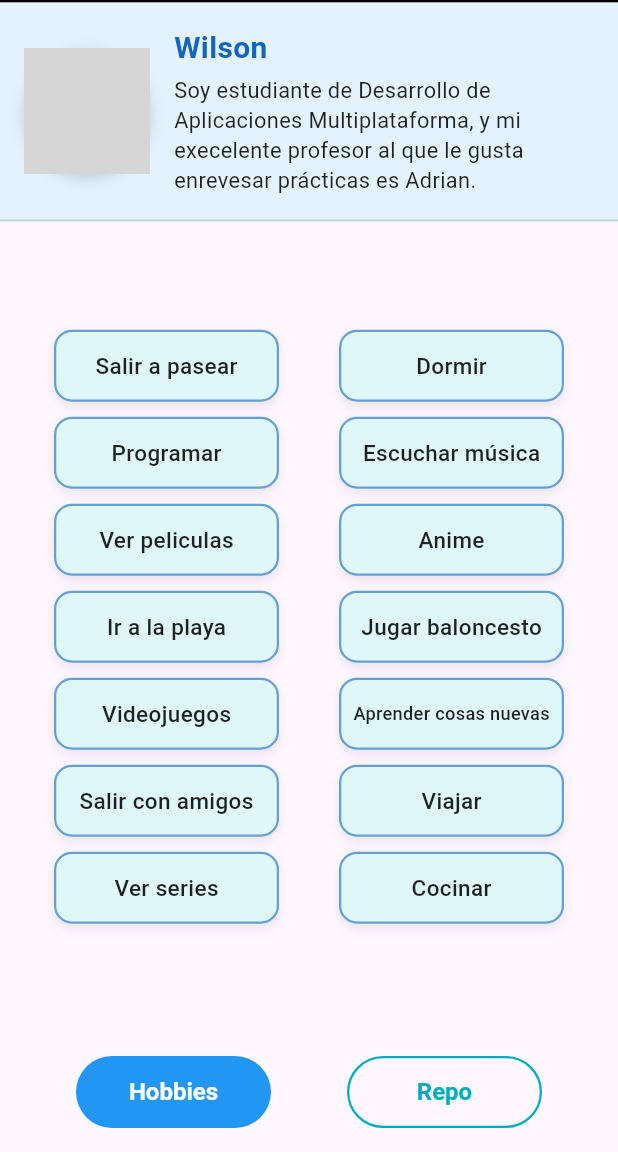
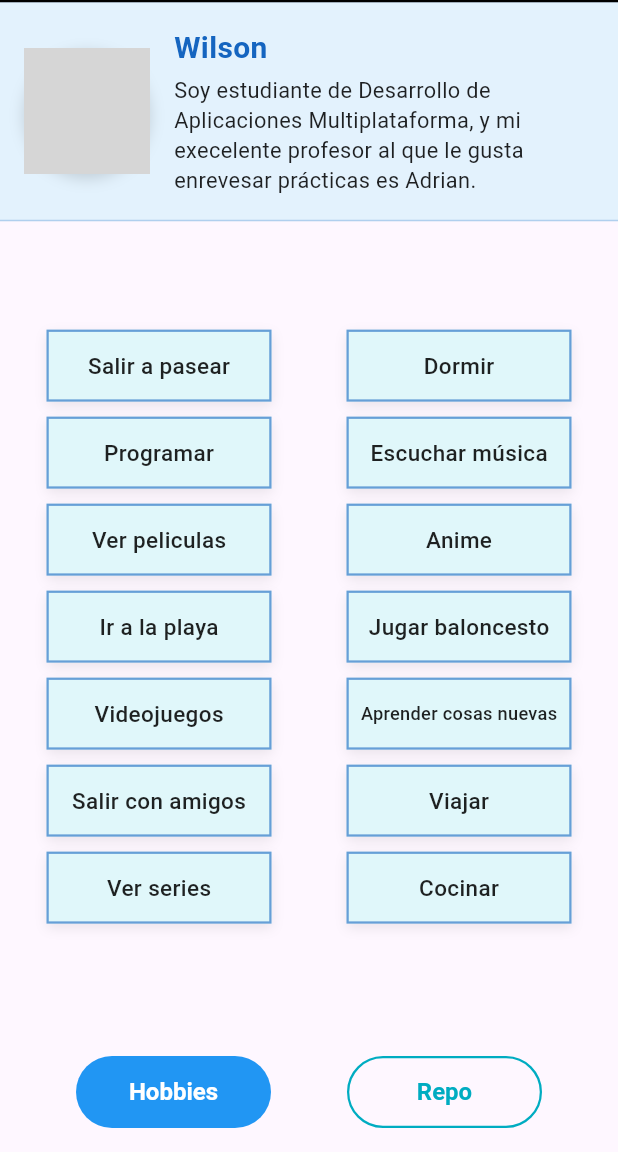
Before and after one commit to usr0445-wjrv/PGL-P2-MyPortfolio, a Flutter app: the PortfolioScreen screen opened by its route, on a phone screen of 412 x 824 dp, the part 84-1236 px from its top. Run offline on Flutter 3.47's test engine with Material 3 defaults, Android fonts, the phone set to English and light mode, and no system bars; our stand-ins replace go_router, qr_flutter; network calls fail; grey boxes are pictures that could not be loaded.

Commit message:
Ajusta varios archivos

```diff
--- a/lib/screens/home_screen.dart
+++ b/lib/screens/home_screen.dart
@@ -1,5 +1,4 @@
 import 'package:flutter/material.dart';
-import '../theme/app_colors.dart';
 import '../widgets/app_drawer.dart';
 
 class HomeScreen extends StatelessWidget {
@@ -14,7 +13,7 @@ class HomeScreen extends StatelessWidget {
           style: TextStyle(fontWeight: FontWeight.bold),
         ),
         centerTitle: true,
-        backgroundColor: AppColors.drawerBackground,
+        backgroundColor: const Color(0xFF99C7EE),
         foregroundColor: Colors.black,
         bottom: const PreferredSize(
           preferredSize: Size.fromHeight(1.5),
--- a/lib/screens/portfolio_screen.dart
+++ b/lib/screens/portfolio_screen.dart
@@ -1,5 +1,4 @@
 import 'package:flutter/material.dart';
-import '../theme/app_colors.dart';
 import '../widgets/app_drawer.dart';
 import '../widgets/info_personal_widget.dart';
 import '../widgets/body_hobbies_widget.dart';
@@ -14,38 +13,20 @@ class PortfolioScreen extends StatefulWidget {
 }
 
 class _PortfolioScreenState extends State<PortfolioScreen> {
-  // 0 = Hobbies, 1 = Repo (ya no es una variable global)
+  // 0 = Hobbies, 1 = Repo
   int opcionBody = 0;
-
-  final List<String> hobbies = const [
-    "Salir a pasear",
-    "Programar",
-    "Ver peliculas",
-    "Ir a la playa",
-    "Videojuegos",
-    "Salir con amigos",
-    "Ver series",
-    "Dormir",
-    "Escuchar música",
-    "Anime",
-    "Jugar baloncesto",
-    "Aprender cosas nuevas",
-    "Viajar",
-    "Cocinar",
-  ];
 
   @override
   Widget build(BuildContext context) {
     return Scaffold(
-      // El AppBar sustituye a la antigua cabecera naranja y da el botón del Drawer
       appBar: AppBar(
         title: const Text(
           "Portfolio de Wilson",
           style: TextStyle(fontWeight: FontWeight.bold),
         ),
         centerTitle: true,
-  backgroundColor: AppColors.drawerBackground,
-  foregroundColor: Colors.black, // texto e icono de hamburguesa en negro, como el Drawer
+        backgroundColor: const Color(0xFF99C7EE),
+        foregroundColor: Colors.black,
         bottom: const PreferredSize(
           preferredSize: Size.fromHeight(1.5),
           child: Divider(height: 1.5, thickness: 1.5, color: Colors.black),
@@ -58,7 +39,7 @@ class _PortfolioScreenState extends State<PortfolioScreen> {
             InfoPersonalWidget(opcionBody: opcionBody),
             Expanded(
               child: opcionBody == 0
-                  ? BodyHobbiesWidget(hobbies: hobbies)
+                  ? const BodyHobbiesWidget()
                   : const BodyRepositorioWidget(),
             ),
             FooterBotonesWidget(
--- a/lib/theme/app_colors.dart
+++ /dev/null
@@ -1,12 +0,0 @@
-import 'package:flutter/material.dart';
-
-/// Colores del portfolio adaptados al diseño de Canarias Explorer (azul/turquesa).
-/// Si quieres cambiar el look, solo tocas este archivo.
-class AppColors {
-  static const Color primary = Colors.blue;              // AppBar y botón "Hobbies" (igual que el Drawer)
-  static const Color primaryDark = Color(0xFF1565C0);    // Bordes de los hobbies
-  static const Color accent = Color(0xFF00ACC1);         // Botón "Repo" (turquesa del título de bienvenida)
-  static const Color infoBackground = Color(0xFFE3F2FD); // Fondo de la zona de info personal
-  static const Color hobbyFill = Color(0xFFE0F7FA);
-  static const Color drawerBackground = Color(0xFF99C7EE); // azul claro del Drawer    // Relleno de las cajas de hobbies
-}
--- a/lib/widgets/app_drawer.dart
+++ b/lib/widgets/app_drawer.dart
@@ -1,11 +1,10 @@
 import 'package:flutter/material.dart';
 import 'package:go_router/go_router.dart';
-import '../theme/app_colors.dart';
 
 class AppDrawer extends StatelessWidget {
   const AppDrawer({super.key});
 
-  static const Color _fondo = AppColors.drawerBackground;
+  static const Color _fondo = const Color(0xFF99C7EE);
 
   Widget _opcion(BuildContext context, String texto, String ruta) {
     final rutaActual = GoRouterState.of(context).uri.path;
--- a/lib/widgets/body_hobbies_widget.dart
+++ b/lib/widgets/body_hobbies_widget.dart
@@ -2,39 +2,54 @@ import 'package:flutter/material.dart';
 import 'hobby_card.dart';
 
 class BodyHobbiesWidget extends StatelessWidget {
-  final List<String> hobbies;
-
-  const BodyHobbiesWidget({super.key, required this.hobbies});
-
-  // Construye una columna de hobbies con separación entre cajas
-  Widget _columna(List<String> items) {
-    return Column(
-      mainAxisSize: MainAxisSize.min,
-      children: [
-        for (final h in items)
-          Padding(
-            padding: const EdgeInsets.symmetric(vertical: 5),
-            child: HobbyCard(texto: h),
-          ),
-      ],
-    );
-  }
+  const BodyHobbiesWidget({super.key});
 
   @override
   Widget build(BuildContext context) {
-    final mitad = (hobbies.length / 2).ceil();
-
-    // SingleChildScrollView evita el overflow en pantallas pequeñas
     return Center(
       child: SingleChildScrollView(
         padding: const EdgeInsets.all(10),
         child: Row(
+          spacing: 50,
           mainAxisSize: MainAxisSize.min,
           crossAxisAlignment: CrossAxisAlignment.start,
-          children: [
-            _columna(hobbies.sublist(0, mitad)),
-            const SizedBox(width: 40),
-            _columna(hobbies.sublist(mitad)),
+          children: const [
+            Column(
+              mainAxisSize: MainAxisSize.min,
+              children: [
+                HobbyCard(texto: "Salir a pasear"),
+                SizedBox(height: 10),
+                HobbyCard(texto: "Programar"),
+                SizedBox(height: 10),
+                HobbyCard(texto: "Ver peliculas"),
+                SizedBox(height: 10),
+                HobbyCard(texto: "Ir a la playa"),
+                SizedBox(height: 10),
+                HobbyCard(texto: "Videojuegos"),
+                SizedBox(height: 10),
+                HobbyCard(texto: "Salir con amigos"),
+                SizedBox(height: 10),
+                HobbyCard(texto: "Ver series"),
+              ],
+            ),
+            Column(
+              mainAxisSize: MainAxisSize.min,
+              children: [
+                HobbyCard(texto: "Dormir"),
+                SizedBox(height: 10),
+                HobbyCard(texto: "Escuchar música"),
+                SizedBox(height: 10),
+                HobbyCard(texto: "Anime"),
+                SizedBox(height: 10),
+                HobbyCard(texto: "Jugar baloncesto"),
+                SizedBox(height: 10),
+                HobbyCard(texto: "Aprender cosas nuevas"),
+                SizedBox(height: 10),
+                HobbyCard(texto: "Viajar"),
+                SizedBox(height: 10),
+                HobbyCard(texto: "Cocinar"),
+              ],
+            ),
           ],
         ),
       ),
--- a/lib/widgets/body_repositorio_widget.dart
+++ b/lib/widgets/body_repositorio_widget.dart
@@ -1,6 +1,5 @@
 import 'package:flutter/material.dart';
 import 'package:qr_flutter/qr_flutter.dart';
-import '../theme/app_colors.dart';
 
 class BodyRepositorioWidget extends StatelessWidget {
   const BodyRepositorioWidget({super.key});
@@ -33,7 +32,7 @@ class BodyRepositorioWidget extends StatelessWidget {
             Container(
               padding: const EdgeInsets.all(16),
               decoration: BoxDecoration(
-                color: AppColors.primary,
+                color: Colors.blue[800],
                 borderRadius: BorderRadius.circular(12),
               ),
               child: QrImageView(
--- a/lib/widgets/footer_botones_widget.dart
+++ b/lib/widgets/footer_botones_widget.dart
@@ -1,5 +1,4 @@
 import 'package:flutter/material.dart';
-import '../theme/app_colors.dart';
 
 class FooterBotonesWidget extends StatelessWidget {
   final int seleccionado;
@@ -49,8 +48,8 @@ class FooterBotonesWidget extends StatelessWidget {
       child: Row(
         mainAxisAlignment: MainAxisAlignment.spaceEvenly,
         children: [
-          _boton("Hobbies", AppColors.primary, 0),
-          _boton("Repo", AppColors.accent, 1),
+          _boton("Hobbies", Colors.blue, 0),
+          _boton("Repo", Colors.cyan[600]!, 1),
         ],
       ),
     );
--- a/lib/widgets/hobby_card.dart
+++ b/lib/widgets/hobby_card.dart
@@ -1,5 +1,4 @@
 import 'package:flutter/material.dart';
-import '../theme/app_colors.dart';
 
 // Tarjeta reutilizable que muestra un hobby
 class HobbyCard extends StatelessWidget {
@@ -13,10 +12,9 @@ class HobbyCard extends StatelessWidget {
       width: 150,
       height: 48,
       decoration: BoxDecoration(
-        color: AppColors.hobbyFill,
-        borderRadius: BorderRadius.circular(12),
+        color: Colors.cyan[50],
         border: Border.all(
-          color: AppColors.primaryDark.withValues(alpha: 0.6),
+          color: Colors.blue[800]!.withValues(alpha: 0.6),
           width: 1.5,
         ),
         boxShadow: [
--- a/lib/widgets/info_personal_widget.dart
+++ b/lib/widgets/info_personal_widget.dart
@@ -1,5 +1,4 @@
 import 'package:flutter/material.dart';
-import '../theme/app_colors.dart';
 
 class InfoPersonalWidget extends StatelessWidget {
   final int opcionBody;
@@ -12,11 +11,9 @@ class InfoPersonalWidget extends StatelessWidget {
       width: double.infinity,
       padding: const EdgeInsets.symmetric(horizontal: 16, vertical: 16),
       decoration: BoxDecoration(
-        color: AppColors.infoBackground,
+        color: Colors.blue[50],
         border: Border(
-          bottom: BorderSide(
-            color: AppColors.primaryDark.withValues(alpha: 0.25),
-          ),
+          bottom: BorderSide(color: Colors.blue[800]!.withValues(alpha: 0.25)),
         ),
       ),
       child: Row(
@@ -48,7 +45,7 @@ class InfoPersonalWidget extends StatelessWidget {
           ),
           const SizedBox(width: 16),
           // NOMBRE + DESCRIPCIÓN
-          const Expanded(
+          Expanded(
             child: Column(
               crossAxisAlignment: CrossAxisAlignment.start,
               mainAxisSize: MainAxisSize.min,
@@ -58,11 +55,11 @@ class InfoPersonalWidget extends StatelessWidget {
                   style: TextStyle(
                     fontSize: 20,
                     fontWeight: FontWeight.bold,
-                    color: AppColors.primaryDark,
+                    color: Colors.blue[800],
                   ),
                 ),
-                SizedBox(height: 4),
-                Text(
+                const SizedBox(height: 4),
+                const Text(
                   "Soy estudiante de Desarrollo de Aplicaciones Multiplataforma, y mi execelente profesor al que le gusta enrevesar prácticas es Adrian.",
                   style: TextStyle(
                     fontSize: 14.5,
```
Lines whose indentation alone changed are shown as unchanged.
